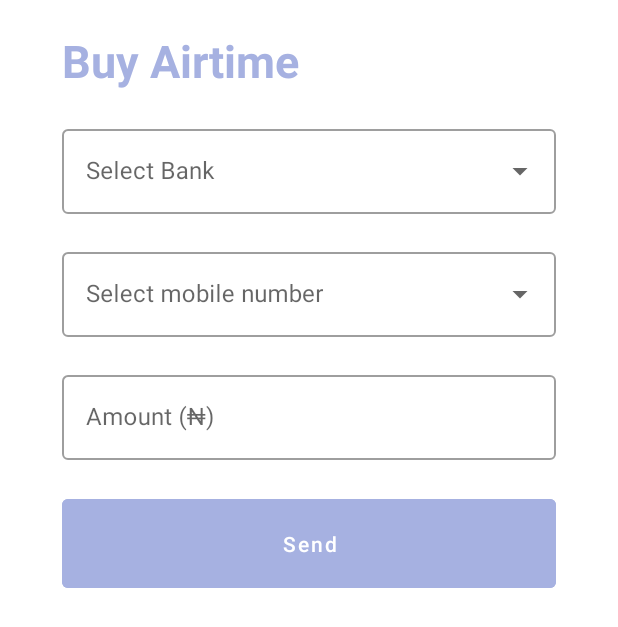
After one commit to Sharpsend/AndroidApp, an Android app: the fragment BuyAirtimeFragment placed in its activity, on a phone screen of 412 x 824 dp. The commit adds this screen. Shown: the top 627 px of the screen. Run offline under Robolectric (Android 15) with nearby library versions, the phone set to English and light mode, and no system bars; our stand-ins replace data binding; Roboto replaces fonts that are not available here.

Commit message:
feature: added the buy airtime design and modal support

```diff
--- /dev/null
+++ b/app/src/main/java/dev/goteam/sharpsend/ui/listeners/OnMobileSelection.java
@@ -0,0 +1,9 @@
+package dev.goteam.sharpsend.ui.listeners;
+
+import dev.goteam.sharpsend.db.entities.MobileItem;
+
+public interface OnMobileSelection {
+    void onMobileSelected(MobileItem.Mobile mobile);
+
+    void onMobileSelectionCanceled();
+}
--- a/app/src/main/java/dev/goteam/sharpsend/utils/Constants.java
+++ b/app/src/main/java/dev/goteam/sharpsend/utils/Constants.java
@@ -10,4 +10,8 @@ public class Constants {
 //    bank constants
     public static final int NO_BANK_SELECTED = -1;
 
+//    mobile number constants
+    public static final String MOBILE_NUMBER_SELF = "self";
+    public static final String MOBILE_NUMBER_THIRD_PARTY = "third_party";
+
 }
--- /dev/null
+++ b/app/src/main/res/layout/fragment_buy_airtime.xml
@@ -0,0 +1,144 @@
+<?xml version="1.0" encoding="utf-8"?>
+<layout xmlns:android="http://schemas.android.com/apk/res/android"
+  xmlns:app="http://schemas.android.com/apk/res-auto"
+  xmlns:tools="http://schemas.android.com/tools">
+
+  <data>
+
+  </data>
+
+  <androidx.constraintlayout.widget.ConstraintLayout
+	android:layout_width="match_parent"
+	android:layout_height="match_parent"
+	tools:context=".ui.fragments.BuyAirtimeFragment">
+
+	<androidx.constraintlayout.widget.Guideline
+	  android:layout_width="wrap_content"
+	  android:id="@+id/left_guideline"
+	  android:orientation="vertical"
+	  app:layout_constraintGuide_percent=".1"
+	  android:layout_height="match_parent"/>
+
+	<androidx.constraintlayout.widget.Guideline
+	  android:layout_width="wrap_content"
+	  app:layout_constraintGuide_percent=".9"
+	  android:id="@+id/right_guideline"
+	  android:orientation="vertical"
+	  android:layout_height="match_parent"/>
+
+	<TextView
+	  android:layout_width="0dp"
+	  android:layout_height="wrap_content"
+	  android:text="@string/buy_airtime_text"
+	  android:textColor="@color/colorPrimary"
+	  android:textSize="30sp"
+	  android:id="@+id/buy_airtime_heading"
+	  android:textStyle="bold"
+	  app:layout_constraintTop_toTopOf="parent"
+	  android:layout_marginTop="20dp"
+	  app:layout_constraintEnd_toStartOf="@id/right_guideline"
+	  app:layout_constraintStart_toEndOf="@id/left_guideline" />
+
+	<com.google.android.material.textfield.TextInputLayout
+	  android:layout_width="0dp"
+	  style="@style/Widget.MaterialComponents.TextInputLayout.OutlinedBox.ExposedDropdownMenu"
+	  app:layout_constraintStart_toEndOf="@id/left_guideline"
+	  app:layout_constraintEnd_toStartOf="@id/right_guideline"
+	  android:id="@+id/select_bank_field"
+	  android:hint="@string/select_bank_text"
+	  app:endIconMode="dropdown_menu"
+	  app:layout_constraintTop_toBottomOf="@id/buy_airtime_heading"
+	  android:layout_marginTop="20dp"
+	  android:layout_height="wrap_content">
+
+	  <com.google.android.material.textfield.MaterialAutoCompleteTextView
+		android:layout_width="match_parent"
+		android:focusable="false"
+		android:clickable="true"
+		android:layout_height="match_parent"/>
+
+	</com.google.android.material.textfield.TextInputLayout>
+
+	<com.google.android.material.textfield.TextInputLayout
+	  android:layout_width="0dp"
+	  style="@style/Widget.MaterialComponents.TextInputLayout.OutlinedBox.ExposedDropdownMenu"
+	  app:layout_constraintStart_toEndOf="@id/left_guideline"
+	  app:layout_constraintEnd_toStartOf="@id/right_guideline"
+	  android:id="@+id/select_mobile_number_field"
+	  android:hint="@string/select_mobile_number_text"
+	  app:endIconMode="dropdown_menu"
+	  app:layout_constraintTop_toBottomOf="@id/select_bank_field"
+	  android:layout_marginTop="20dp"
+	  android:layout_height="wrap_content">
+
+	  <com.google.android.material.textfield.MaterialAutoCompleteTextView
+		android:layout_width="match_parent"
+		android:focusable="false"
+		android:clickable="true"
+		android:layout_height="match_parent"/>
+
+	</com.google.android.material.textfield.TextInputLayout>
+
+
+	<com.google.android.material.textfield.TextInputLayout
+	  android:layout_width="0dp"
+	  app:layout_constraintStart_toEndOf="@id/left_guideline"
+	  app:layout_constraintEnd_toStartOf="@id/right_guideline"
+	  android:id="@+id/phone_number_field"
+	  android:visibility="gone"
+	  style="@style/Widget.MaterialComponents.TextInputLayout.OutlinedBox"
+	  app:layout_constraintTop_toBottomOf="@id/select_mobile_number_field"
+	  android:layout_marginTop="20dp"
+	  android:hint="@string/phone_number_text"
+	  android:layout_height="wrap_content">
+
+	  <com.google.android.material.textfield.TextInputEditText
+		android:layout_width="match_parent"
+		android:layout_height="match_parent"/>
+
+	</com.google.android.material.textfield.TextInputLayout>
+
+	<TextView
+	  android:layout_width="0dp"
+	  android:id="@+id/phone_number_helper_text"
+	  android:text="@string/phone_account_number_text"
+	  android:visibility="gone"
+	  app:layout_constraintStart_toEndOf="@id/left_guideline"
+	  app:layout_constraintEnd_toStartOf="@id/right_guideline"
+	  app:layout_constraintTop_toBottomOf="@id/phone_number_field"
+	  android:layout_height="wrap_content"/>
+
+	<com.google.android.material.textfield.TextInputLayout
+	  android:layout_width="0dp"
+	  app:layout_constraintTop_toBottomOf="@id/phone_number_helper_text"
+	  style="@style/Widget.MaterialComponents.TextInputLayout.OutlinedBox"
+	  app:layout_constraintStart_toEndOf="@id/left_guideline"
+	  app:layout_constraintEnd_toStartOf="@id/right_guideline"
+	  android:layout_marginTop="20dp"
+	  android:hint="@string/amount_text"
+	  android:id="@+id/amount_field"
+	  android:layout_height="wrap_content">
+
+	  <com.google.android.material.textfield.TextInputEditText
+		android:layout_width="match_parent"
+		android:inputType="number"
+		android:layout_height="match_parent"/>
+
+	</com.google.android.material.textfield.TextInputLayout>
+
+	<Button
+	  android:layout_width="0dp"
+	  android:layout_height="wrap_content"
+	  app:layout_constraintStart_toEndOf="@id/left_guideline"
+	  android:text="@string/send_text"
+	  style="@style/ColoredButton"
+	  android:id="@+id/send_button"
+	  android:textAllCaps="false"
+	  app:layout_constraintTop_toBottomOf="@id/amount_field"
+	  android:layout_marginTop="20dp"
+	  android:enabled="false"
+	  android:textColor="@android:color/white"
+	  app:layout_constraintEnd_toStartOf="@id/right_guideline"/>
+
+  </androidx.constraintlayout.widget.ConstraintLayout>
+</layout>
--- a/app/src/main/res/layout/item_onboarding.xml
+++ b/app/src/main/res/layout/item_onboarding.xml
@@ -3,8 +3,7 @@
   xmlns:app="http://schemas.android.com/apk/res-auto"
   xmlns:tools="http://schemas.android.com/tools"
   android:layout_width="match_parent"
-  android:layout_height="wrap_content"
-  android:background="@color/colorAccent">
+  android:layout_height="wrap_content">
 
   <ImageView
 	android:id="@+id/onboarding_item_image"
--- a/app/src/main/res/values/strings.xml
+++ b/app/src/main/res/values/strings.xml
@@ -36,4 +36,8 @@
   <string name="proceed_text">Proceed</string>
   <string name="cancel_text">Cancel</string>
   <string name="recipient_placeholder">Access Bank PLC</string>
+  <string name="select_mobile_number_text">Select mobile number</string>
+  <string name="phone_number_text">Phone number</string>
+  <string name="phone_account_number_text">Recipient phone number</string>
+  <string name="mobile_number_text">Mobile number</string>
 </resources>
```
Also changed, not shown: app/src/main/AndroidManifest.xml (+5 -5 lines), app/src/main/java/dev/goteam/sharpsend/db/entities/MobileItem.java (added, +90 -0 lines), app/src/main/java/dev/goteam/sharpsend/ui/activities/OperationsActivity.java (+13 -8 lines), app/src/main/java/dev/goteam/sharpsend/ui/adapters/MobileRVAdapter.java (added, +92 -0 lines), app/src/main/java/dev/goteam/sharpsend/ui/fragments/BuyAirtimeFragment.java (added, +148 -0 lines), app/src/main/java/dev/goteam/sharpsend/ui/fragments/SelectMobileNumberBottomSheetFragment.java (added, +79 -0 lines), app/src/main/java/dev/goteam/sharpsend/ui/listeners/OnMobileItemSelection.java (added, +9 -0 lines), app/src/main/res/layout/fragment_select_mobile_number.xml (added, +60 -0 lines).
